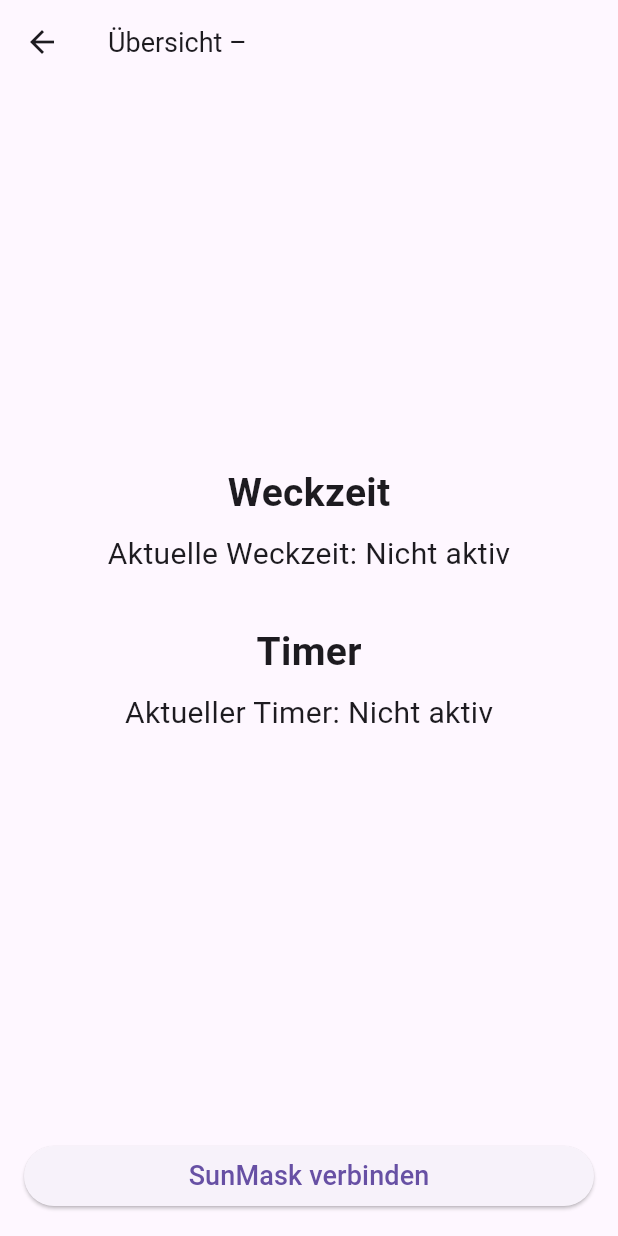
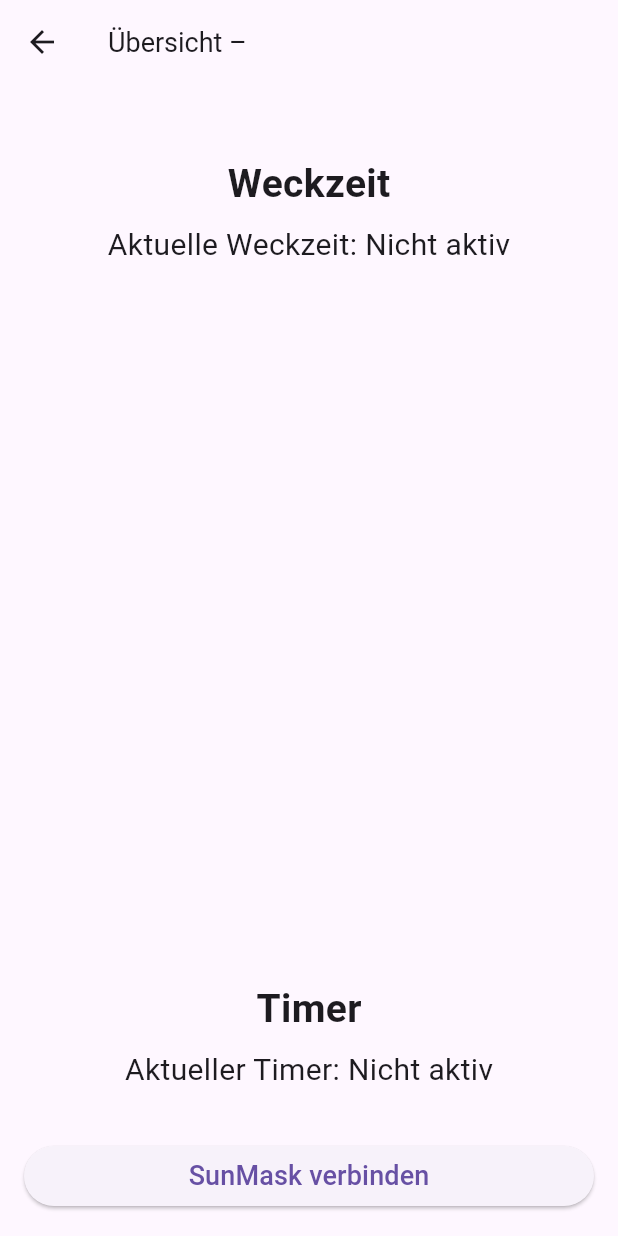
Before and after one commit to SomnusSunMask/SunMask-new, a Flutter app: the DeviceOverviewPage screen opened directly with empty values, on a phone screen of 412 x 824 dp. Run offline on Flutter 3.47's test engine with Material 3 defaults, Android fonts, the phone set to English and light mode, and no system bars; our stand-ins replace flutter_blue_plus, shared_preferences; accounts and stored records are empty.

Commit message:
Update main.dart

```diff
--- a/lib/main.dart
+++ b/lib/main.dart
@@ -604,7 +604,7 @@ class _DeviceOverviewPageState extends State<DeviceOverviewPage> {
 
       final results = await FlutterBluePlus.scanResults.first;
       for (var result in results) {
-        if (result.device.platformName == widget.deviceName) {
+        if (result.device.remoteId.str == widget.deviceName) {
           targetDevice = result.device;
           break;
         }
@@ -676,30 +676,23 @@ class _DeviceOverviewPageState extends State<DeviceOverviewPage> {
         padding: const EdgeInsets.all(16.0),
         child: Column(
           children: [
+            const SizedBox(height: 32),
             // Weckzeit-Block
-            Expanded(
-              flex: 3,
-              child: Column(
-                mainAxisAlignment: MainAxisAlignment.end,
+            Column(
               children: [
                 const Text("Weckzeit", style: TextStyle(fontSize: 26, fontWeight: FontWeight.bold)),
                 const SizedBox(height: 8),
                 Text("Aktuelle Weckzeit: $wakeTimeText", style: const TextStyle(fontSize: 20)),
               ],
             ),
-            ),
-            const SizedBox(height: 32),
+            const Spacer(),
             // Timer-Block
-            Expanded(
-              flex: 3,
-              child: Column(
-                mainAxisAlignment: MainAxisAlignment.start,
+            Column(
               children: [
                 const Text("Timer", style: TextStyle(fontSize: 26, fontWeight: FontWeight.bold)),
                 const SizedBox(height: 8),
                 Text("Aktueller Timer: $timerText", style: const TextStyle(fontSize: 20)),
               ],
-              ),
             ),
             const SizedBox(height: 32),
             // Button
```
Lines whose indentation alone changed are shown as unchanged.
